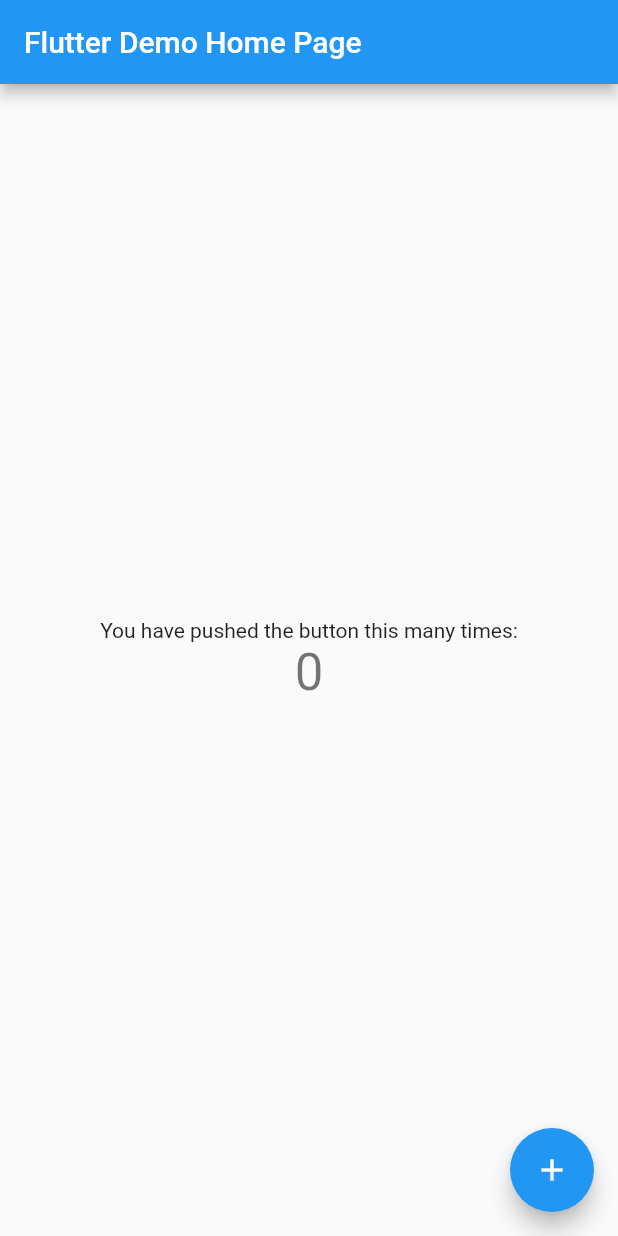
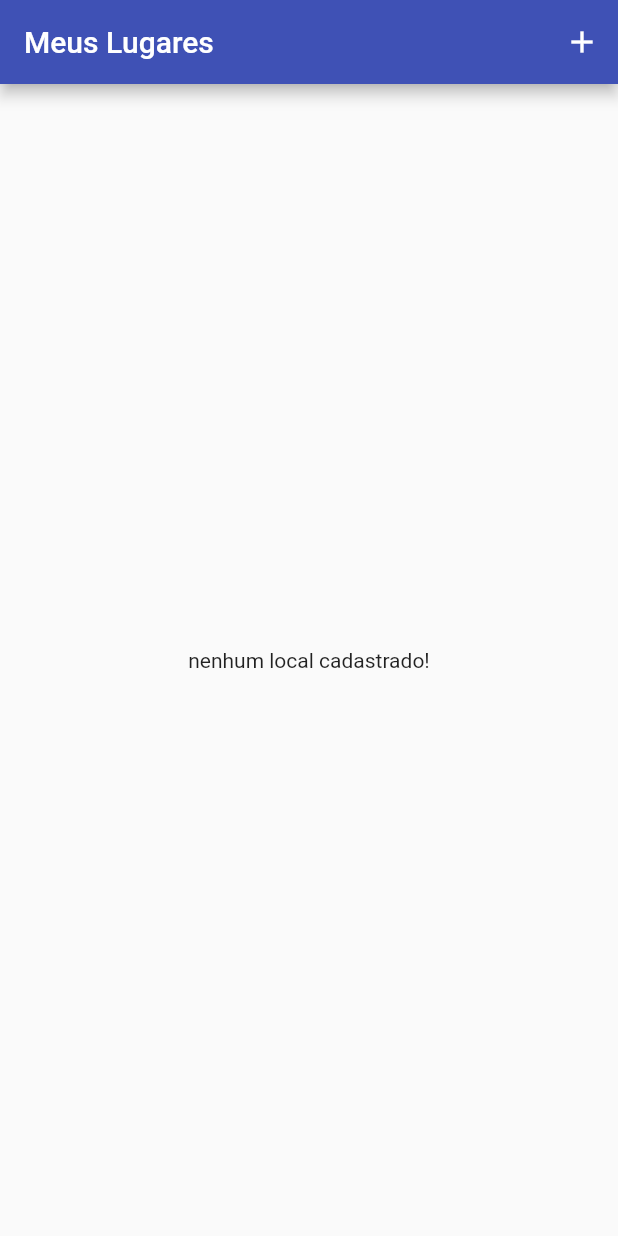
Before and after one commit to capoletti/flutter_great_places, a Flutter app: the screen it shows after launch, on a phone screen of 412 x 824 dp. Run offline on Flutter 3.47's test engine with Material 2 defaults, Android fonts, the phone set to English and light mode, and no system bars; our stand-ins replace google_maps_flutter, image_picker, location, sqflite; accounts and stored records are empty.

Commit message:
versao final

```diff
--- a/lib/main.dart
+++ b/lib/main.dart
@@ -1,4 +1,10 @@
 import 'package:flutter/material.dart';
+import 'package:great_places/providers/great_places.dart';
+import 'package:great_places/screens/place_detail_screen.dart';
+import 'package:great_places/screens/place_form_screen.dart';
+import 'package:great_places/screens/places_list_screen.dart';
+import 'package:great_places/utils/app_routes.dart';
+import 'package:provider/provider.dart';
 
 void main() {
   runApp(const MyApp());
@@ -10,106 +16,25 @@ class MyApp extends StatelessWidget {
   // This widget is the root of your application.
   @override
   Widget build(BuildContext context) {
-    return MaterialApp(
-      title: 'Flutter Demo',
-      theme: ThemeData(
-        // This is the theme of your application.
-        //
-        // Try running your application with "flutter run". You'll see the
-        // application has a blue toolbar. Then, without quitting the app, try
-        // changing the primarySwatch below to Colors.green and then invoke
-        // "hot reload" (press "r" in the console where you ran "flutter run",
-        // or simply save your changes to "hot reload" in a Flutter IDE).
-        // Notice that the counter didn't reset back to zero; the application
-        // is not restarted.
-        primarySwatch: Colors.blue,
+    return ChangeNotifierProvider(
+      create: (ctx) => GreatPlaces(),
+      child: MaterialApp(
+        title: 'Great Places',
+        theme: ThemeData(
+          colorScheme: ColorScheme.fromSwatch(
+            primarySwatch: Colors.indigo,
+            accentColor: Colors.amber,
+          ).copyWith(
+            tertiary: Colors.amber,
+            secondary: Colors.amber,
+          ),
+        ),
+        home: const PlacesListScreen(),
+        routes: {
+          AppRoutes.placeForm: (ctx) => const PlaceFormSreen(),
+          AppRoutes.placeDetail: (ctx) => const PlaceDetailScreen(),
+        },
       ),
-      home: const MyHomePage(title: 'Flutter Demo Home Page'),
     );
   }
 }
-
-class MyHomePage extends StatefulWidget {
-  const MyHomePage({Key? key, required this.title}) : super(key: key);
-
-  // This widget is the home page of your application. It is stateful, meaning
-  // that it has a State object (defined below) that contains fields that affect
-  // how it looks.
-
-  // This class is the configuration for the state. It holds the values (in this
-  // case the title) provided by the parent (in this case the App widget) and
-  // used by the build method of the State. Fields in a Widget subclass are
-  // always marked "final".
-
-  final String title;
-
-  @override
-  State<MyHomePage> createState() => _MyHomePageState();
-}
-
-class _MyHomePageState extends State<MyHomePage> {
-  int _counter = 0;
-
-  void _incrementCounter() {
-    setState(() {
-      // This call to setState tells the Flutter framework that something has
-      // changed in this State, which causes it to rerun the build method below
-      // so that the display can reflect the updated values. If we changed
-      // _counter without calling setState(), then the build method would not be
-      // called again, and so nothing would appear to happen.
-      _counter++;
-    });
-  }
-
-  @override
-  Widget build(BuildContext context) {
-    // This method is rerun every time setState is called, for instance as done
-    // by the _incrementCounter method above.
-    //
-    // The Flutter framework has been optimized to make rerunning build methods
-    // fast, so that you can just rebuild anything that needs updating rather
-    // than having to individually change instances of widgets.
-    return Scaffold(
-      appBar: AppBar(
-        // Here we take the value from the MyHomePage object that was created by
-        // the App.build method, and use it to set our appbar title.
-        title: Text(widget.title),
-      ),
-      body: Center(
-        // Center is a layout widget. It takes a single child and positions it
-        // in the middle of the parent.
-        child: Column(
-          // Column is also a layout widget. It takes a list of children and
-          // arranges them vertically. By default, it sizes itself to fit its
-          // children horizontally, and tries to be as tall as its parent.
-          //
-          // Invoke "debug painting" (press "p" in the console, choose the
-          // "Toggle Debug Paint" action from the Flutter Inspector in Android
-          // Studio, or the "Toggle Debug Paint" command in Visual Studio Code)
-          // to see the wireframe for each widget.
-          //
-          // Column has various properties to control how it sizes itself and
-          // how it positions its children. Here we use mainAxisAlignment to
-          // center the children vertically; the main axis here is the vertical
-          // axis because Columns are vertical (the cross axis would be
-          // horizontal).
-          mainAxisAlignment: MainAxisAlignment.center,
-          children: <Widget>[
-            const Text(
-              'You have pushed the button this many times:',
-            ),
-            Text(
-              '$_counter',
-              style: Theme.of(context).textTheme.headline4,
-            ),
-          ],
-        ),
-      ),
-      floatingActionButton: FloatingActionButton(
-        onPressed: _incrementCounter,
-        tooltip: 'Increment',
-        child: const Icon(Icons.add),
-      ), // This trailing comma makes auto-formatting nicer for build methods.
-    );
-  }
-}
--- /dev/null
+++ b/lib/models/place.dart
@@ -0,0 +1,26 @@
+import 'dart:io';
+
+class PlaceLocation {
+  final double latitude;
+  final double longitude;
+  final String address;
+
+  PlaceLocation({
+    required this.latitude,
+    required this.longitude,
+    required this.address,
+  });
+}
+
+class Place {
+  final String id;
+  final String title;
+  final PlaceLocation location;
+  final File image;
+
+  Place(
+      {required this.id,
+      required this.title,
+      required this.location,
+      required this.image});
+}
--- /dev/null
+++ b/lib/screens/places_list_screen.dart
@@ -0,0 +1,59 @@
+import 'package:flutter/material.dart';
+import 'package:great_places/providers/great_places.dart';
+import 'package:great_places/utils/app_routes.dart';
+import 'package:provider/provider.dart';
+
+class PlacesListScreen extends StatelessWidget {
+  const PlacesListScreen({Key? key}) : super(key: key);
+
+  @override
+  Widget build(BuildContext context) {
+    return Scaffold(
+      appBar: AppBar(
+        title: const Text('Meus Lugares'),
+        actions: <Widget>[
+          IconButton(
+            icon: const Icon(Icons.add),
+            onPressed: () {
+              Navigator.of(context).pushNamed(AppRoutes.placeForm);
+            },
+          ),
+        ],
+      ),
+      body: FutureBuilder(
+        future: Provider.of<GreatPlaces>(context, listen: false).loadPlaces(),
+        builder: (ctx, snapshot) => snapshot.connectionState ==
+                ConnectionState.waiting
+            ? const Center(
+                child: CircularProgressIndicator(),
+              )
+            : Consumer<GreatPlaces>(
+                child: const Center(
+                  child: Text('nenhum local cadastrado!'),
+                ),
+                builder: (ctx, greatPlaces, child) => greatPlaces.itemsCount ==
+                        0
+                    ? child!
+                    : ListView.builder(
+                        itemCount: greatPlaces.itemsCount,
+                        itemBuilder: (ctx, i) => ListTile(
+                          leading: CircleAvatar(
+                            backgroundImage:
+                                FileImage(greatPlaces.itemByIndex(i).image),
+                          ),
+                          title: Text(greatPlaces.itemByIndex(i).title),
+                          subtitle:
+                              Text(greatPlaces.itemByIndex(i).location.address),
+                          onTap: () {
+                            Navigator.of(context).pushNamed(
+                              AppRoutes.placeDetail,
+                              arguments: greatPlaces.itemByIndex(i),
+                            );
+                          },
+                        ),
+                      ),
+              ),
+      ),
+    );
+  }
+}
--- /dev/null
+++ b/lib/utils/app_routes.dart
@@ -0,0 +1,4 @@
+class AppRoutes {
+  static const String placeForm = '/place-form';
+  static const String placeDetail = '/place-detail';
+}
--- /dev/null
+++ b/lib/utils/db_util.dart
@@ -0,0 +1,27 @@
+import 'package:sqflite/sqflite.dart' as sql;
+import 'package:path/path.dart' as path;
+
+class DBUtil {
+  static Future<sql.Database> dataBase() async {
+    final dbPath = await sql.getDatabasesPath();
+    return sql.openDatabase(
+      path.join(dbPath, 'places.db'),
+      version: 1,
+      onCreate: (db, version) {
+        db.execute(
+            'CREATE TABLE places (id TEXT PRIMARY KEY, title TEXT, image TEXT, latitude REAL, longitude REAL, address TEXT)');
+      },
+    );
+  }
+
+  static Future<void> insert(String table, Map<String, Object> data) async {
+    final db = await DBUtil.dataBase();
+    await db.insert(table, data,
+        conflictAlgorithm: sql.ConflictAlgorithm.replace);
+  }
+
+  static Future<List<Map<String, dynamic>>> getData(String table) async {
+    final db = await DBUtil.dataBase();
+    return db.query(table);
+  }
+}
```
Also changed, not shown: lib/providers/great_places.dart (added, +75 -0 lines), lib/screens/map_screen.dart (added, +77 -0 lines), lib/screens/place_detail_screen.dart (added, +50 -0 lines), lib/screens/place_form_screen.dart (added, +86 -0 lines), lib/utils/location_util.dart (added, +20 -0 lines), lib/widgets/image_input.dart (added, +86 -0 lines), lib/widgets/location_input.dart (added, +106 -0 lines), pubspec.yaml (+8 -1 lines), pubspec.lock, 3 other files.
